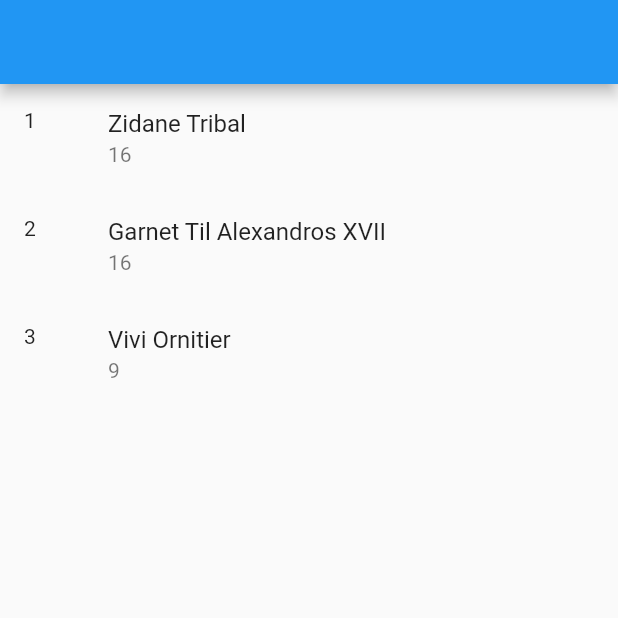
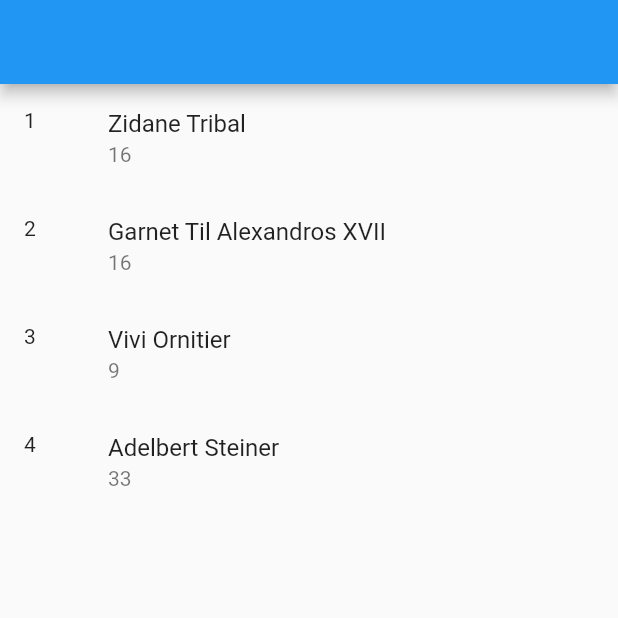
Before and after one commit to linnefromice/flutter_practice_riverpod, a Flutter app: the screen it shows after launch, on a phone screen of 412 x 824 dp, the top half of it. Run offline on Flutter 3.47's test engine with Material 2 defaults, Android fonts, the phone set to English and light mode, and no system bars; our stand-ins replace flutter_hooks, flutter_riverpod, hooks_riverpod.

Commit message:
minor collection

```diff
--- a/lib/screens/user_screen.dart
+++ b/lib/screens/user_screen.dart
@@ -17,6 +17,11 @@ final users = [
     "id": 3,
     "name": "Vivi Ornitier",
     "age": 9,
+  },
+  {
+    "id": 4,
+    "name": "Adelbert Steiner",
+    "age": 33,
   },
 ];
 
```
